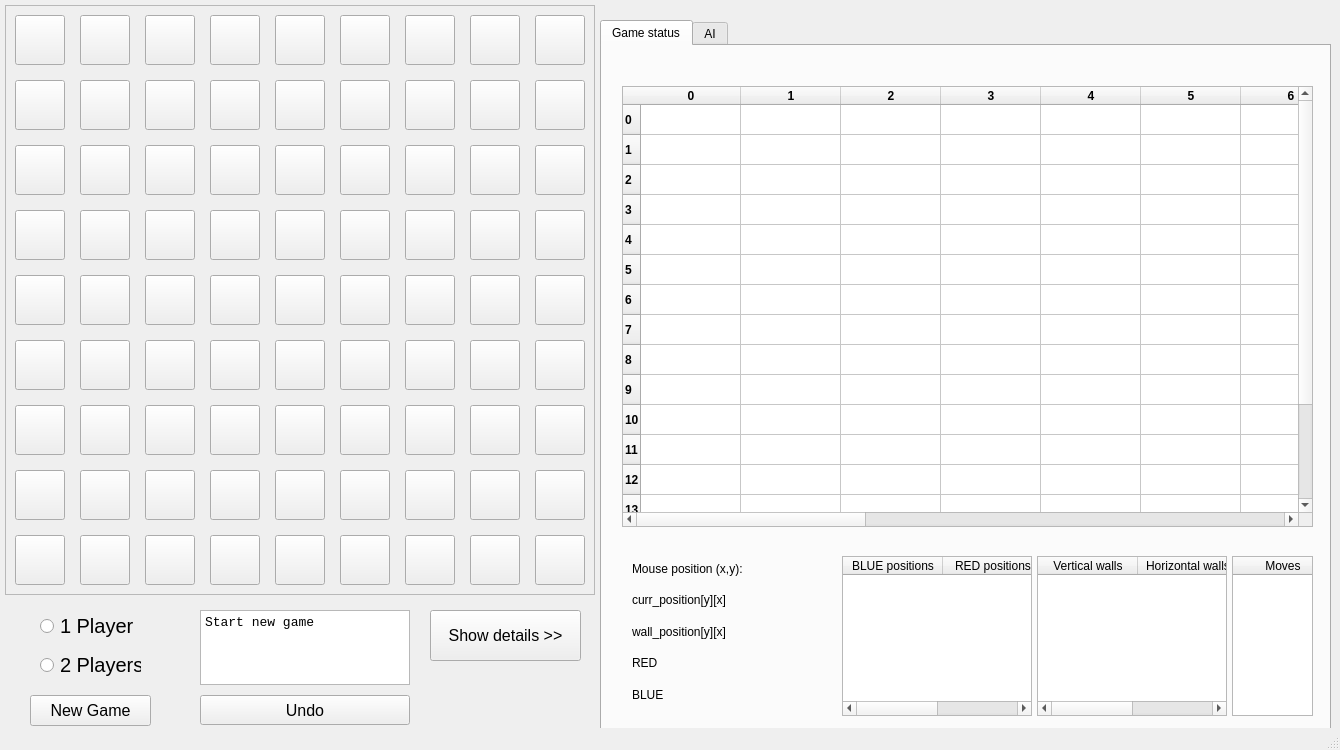
Before: the Qt Designer form quoridor.ui in crimvael/quoridor, drawn with Qt 5.
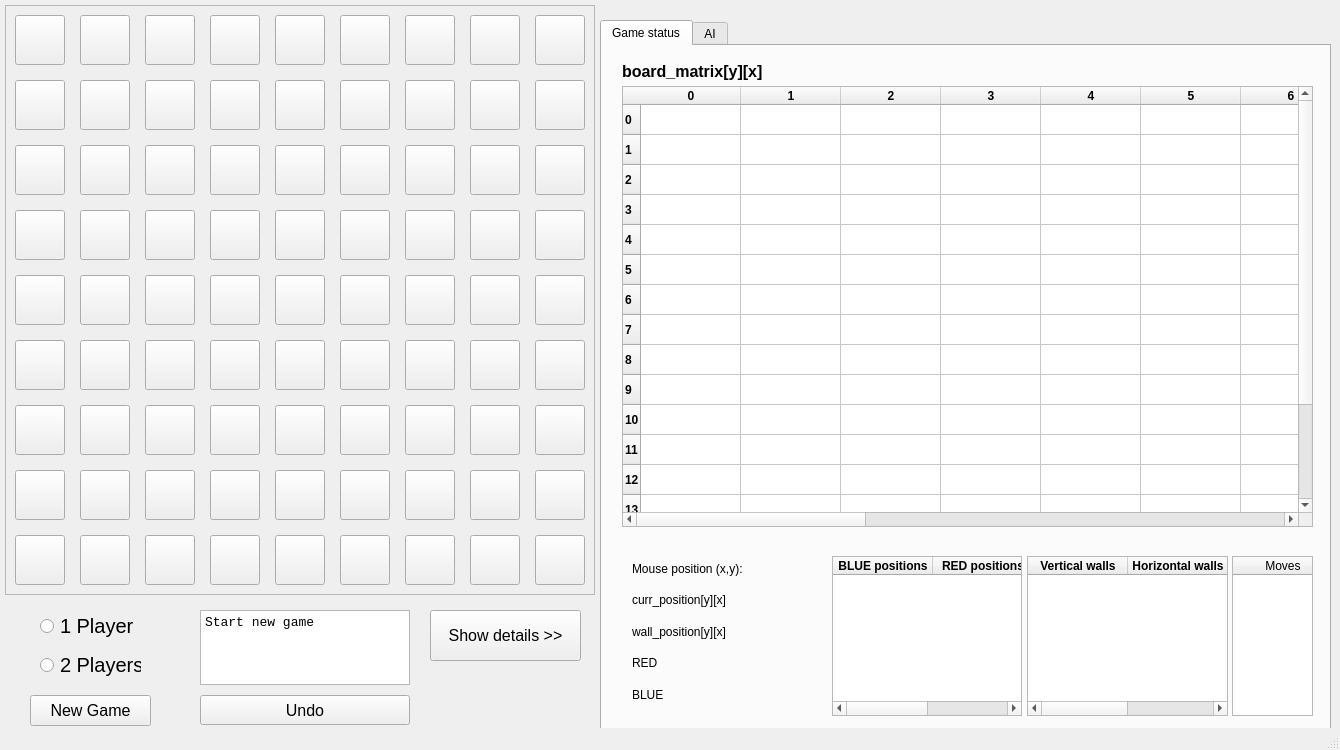
After: the same form once the commit is applied. The open tabs and pages were chosen to show the change.

What changed in the file:
```diff
--- a/quoridor.ui
+++ b/quoridor.ui
@@ -2030,7 +2030,7 @@
        <rect>
         <x>30</x>
         <y>510</y>
-        <width>201</width>
+        <width>191</width>
         <height>151</height>
        </rect>
       </property>
@@ -2118,7 +2118,7 @@
      <widget class="QTableWidget" name="tableWidget_2">
       <property name="geometry">
        <rect>
-        <x>240</x>
+        <x>230</x>
         <y>510</y>
         <width>190</width>
         <height>160</height>
@@ -2128,19 +2128,29 @@
        <property name="text">
         <string>BLUE positions</string>
        </property>
+       <property name="font">
+        <font>
+         <bold>true</bold>
+        </font>
+       </property>
       </column>
       <column>
        <property name="text">
         <string>RED positions</string>
        </property>
+       <property name="font">
+        <font>
+         <bold>true</bold>
+        </font>
+       </property>
       </column>
      </widget>
      <widget class="QTableWidget" name="tableWidget_3">
       <property name="geometry">
        <rect>
-        <x>435</x>
+        <x>425</x>
         <y>510</y>
-        <width>190</width>
+        <width>201</width>
         <height>160</height>
        </rect>
       </property>
@@ -2148,11 +2158,21 @@
        <property name="text">
         <string>Vertical walls</string>
        </property>
+       <property name="font">
+        <font>
+         <bold>true</bold>
+        </font>
+       </property>
       </column>
       <column>
        <property name="text">
         <string>Horizontal walls</string>
        </property>
+       <property name="font">
+        <font>
+         <bold>true</bold>
+        </font>
+       </property>
       </column>
      </widget>
      <widget class="QTableWidget" name="tableWidget_4">
@@ -2170,6 +2190,25 @@
        </property>
       </column>
      </widget>
+     <widget class="QLabel" name="label_11">
+      <property name="geometry">
+       <rect>
+        <x>20</x>
+        <y>15</y>
+        <width>151</width>
+        <height>21</height>
+       </rect>
+      </property>
+      <property name="font">
+       <font>
+        <pointsize>12</pointsize>
+        <bold>true</bold>
+       </font>
+      </property>
+      <property name="text">
+       <string>board_matrix[y][x]</string>
+      </property>
+     </widget>
     </widget>
     <widget class="QWidget" name="tab_2">
      <attribute name="title">
```
Left out of the diff: 2 changed lines with no effect on the pictures.
